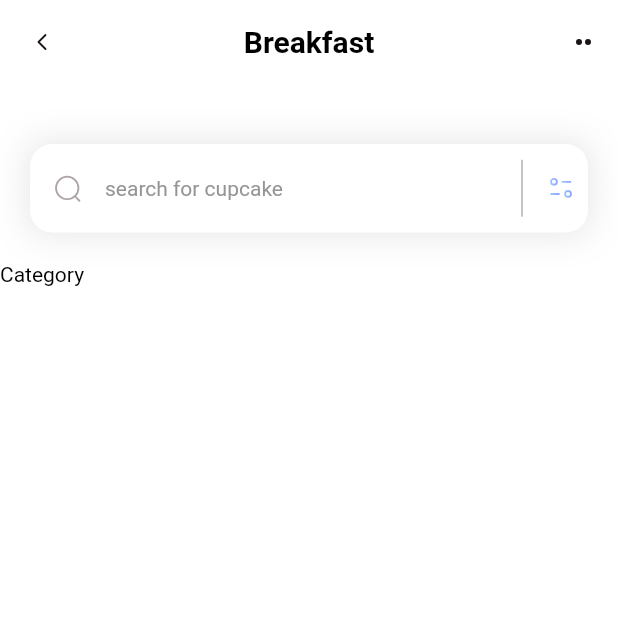
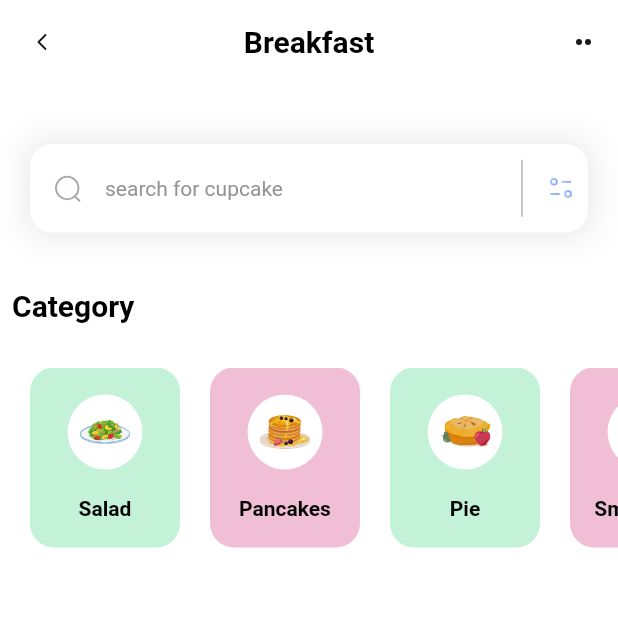
Before and after one commit to Faseem7/flutter_application_3, a Flutter app: the screen it shows after launch, on a phone screen of 412 x 824 dp, the top half of it. Run offline on Flutter 3.47's test engine with Material 2 defaults, Android fonts, the phone set to English and light mode, and no system bars; our stand-ins replace flutter_svg.

Commit message:
added category items

```diff
--- a/lib/main.dart
+++ b/lib/main.dart
@@ -11,7 +11,7 @@ class MyApp extends StatelessWidget {
   // This widget is the root of your application.
   @override
   Widget build(BuildContext context) {
-    return const MaterialApp(
+    return  const MaterialApp(
       debugShowCheckedModeBanner: false,
       home: HomePage() );
   }
--- /dev/null
+++ b/lib/models/category.dart
@@ -0,0 +1,47 @@
+import 'package:flutter/material.dart';
+
+class CategoryModel {
+  String name;
+  String iconPath;
+  Color boxColor;
+
+  CategoryModel(
+      {required this.name, required this.iconPath, required this.boxColor}
+      );
+
+  static List<CategoryModel> getCategories() {
+    List<CategoryModel> categories = [];
+
+    categories.add(
+      CategoryModel(
+        name: 'Salad',
+        iconPath: 'assets/icons/plate.svg',
+        boxColor: const Color.fromARGB(255, 58, 211, 127),
+      ),
+    );
+
+    categories.add(
+      CategoryModel(
+        name: 'Pancakes',
+        iconPath: 'assets/icons/pancakes.svg',
+        boxColor: const Color.fromARGB(255, 206, 43, 119),
+      ),
+    );
+    categories.add(
+      CategoryModel(
+        name: 'Pie',
+        iconPath: 'assets/icons/pie.svg',
+        boxColor: const Color.fromARGB(255, 58, 211, 127),
+      ),
+    );
+    categories.add(
+      CategoryModel(
+        name: 'Smoothies',
+        iconPath: 'assets/icons/orange-snacks.svg',
+        boxColor: const Color.fromARGB(255, 206, 43, 119),
+      ),
+    );
+
+    return categories;
+  }
+}
--- a/lib/pages/home.dart
+++ b/lib/pages/home.dart
@@ -1,11 +1,24 @@
 import 'package:flutter/material.dart';
+import 'package:flutter_application_3/models/category.dart';
 import 'package:flutter_svg/flutter_svg.dart';
 
-class HomePage extends StatelessWidget {
+class HomePage extends StatefulWidget {
   const HomePage({super.key});
 
   @override
+  State<HomePage> createState() => _HomePageState();
+}
+
+class _HomePageState extends State<HomePage> {
+  List<CategoryModel> categories = [];
+
+  void _getCategories() {
+    categories = CategoryModel.getCategories();
+  }
+
+  @override
   Widget build(BuildContext context) {
+    _getCategories();
     return Scaffold(
       backgroundColor: Colors.white,
       appBar: appBar(),
@@ -13,23 +26,80 @@ class HomePage extends StatelessWidget {
         crossAxisAlignment: CrossAxisAlignment.start,
         children: [
           _searchField(),
-          SizedBox(height: 20,),
-          Column(
+          const SizedBox(
+            height: 37,
+          ),
+          const Padding(
+            padding: EdgeInsets.only(left: 8.0),
+            child: Column(
               children: [
-              Text('Category',
+                Text(
+                  'Category',
                   style: TextStyle(
                       color: Colors.black,
+                      fontWeight: FontWeight.w600,
+                      fontSize: 20),
+                )
+              ],
+            ),
+          ),
+          const SizedBox(
+            height: 30,
+          ),
+          category_items()
+        ],
+      ),
+    );
+  }
+
+  SizedBox category_items() {
+    return SizedBox(
+          height: 120,
+          child: ListView.separated(
+            itemCount: categories.length,
+            scrollDirection: Axis.horizontal,
+            padding: EdgeInsets.only(left: 20, right: 20),
+            itemBuilder: (BuildContext context, int index) {
+              return Container(
+                width: 100,
+                decoration: BoxDecoration(
+                    color: categories[index].boxColor.withOpacity(0.3),
+                    borderRadius: BorderRadius.circular(16)),
+                child: Column(
+                  mainAxisAlignment: MainAxisAlignment.spaceEvenly,
+                  children: [
+                    Container(
+                      width: 50,
+                      height: 50,
+                      decoration: BoxDecoration(
+                          color: Colors.white, shape: BoxShape.circle),
+                      child: Padding(
+                        padding: const EdgeInsets.all(8.0),
+                        child: SvgPicture.asset(categories[index].iconPath),
+                      ),
+                    ),
+
+                    Text(categories[index].name,
+                    style: TextStyle(
+                      fontWeight: FontWeight.bold,
+                      fontSize: 14,
+                      color: Colors.black
                     ),)
                   ],
-          )
-        ],
+                ),
+              );
+            },
+            separatorBuilder: (BuildContext context, int index) =>
+                const SizedBox(
+              width: 20,
+            ),
           ),
         );
   }
 
   Container _searchField() {
     return Container(
-          margin: EdgeInsets.only(left: 20, right: 20, top: 40),
+      margin: const EdgeInsets.only(left: 20, right: 20, top: 40),
       decoration: BoxDecoration(
         boxShadow: [
           BoxShadow(
@@ -44,13 +114,13 @@ class HomePage extends StatelessWidget {
               padding: const EdgeInsets.all(15.0),
               child: SvgPicture.asset('assets/icons/Search.svg'),
             ),
-                suffixIcon: Container(
+            suffixIcon: SizedBox(
               width: 100,
               child: IntrinsicHeight(
                 child: Row(
                   mainAxisAlignment: MainAxisAlignment.end,
                   children: [
-                        VerticalDivider(
+                    const VerticalDivider(
                       color: Colors.black,
                       thickness: 0.3,
                       indent: 5,
@@ -70,8 +140,8 @@ class HomePage extends StatelessWidget {
                 borderRadius: BorderRadius.circular(15),
                 borderSide: BorderSide.none),
             hintText: 'search for cupcake',
-                hintStyle: TextStyle(
-                  color: const Color.fromARGB(255, 150, 149, 149),
+            hintStyle: const TextStyle(
+              color: Color.fromARGB(255, 150, 149, 149),
               fontSize: 14,
             )),
       ),
@@ -97,11 +167,11 @@ class HomePage extends StatelessWidget {
             color: const Color.fromARGB(255, 255, 255, 255),
             borderRadius: BorderRadius.circular(10),
           ),
+          margin: const EdgeInsets.all(10),
+          alignment: Alignment.center,
           child: SvgPicture.asset(
             'assets/icons/Arrow - Left 2.svg',
           ),
-          margin: EdgeInsets.all(10),
-          alignment: Alignment.center,
         ),
       ),
       actions: [
@@ -112,14 +182,14 @@ class HomePage extends StatelessWidget {
               color: const Color.fromARGB(255, 255, 255, 255),
               borderRadius: BorderRadius.circular(10),
             ),
+            margin: const EdgeInsets.all(10),
+            alignment: Alignment.center,
             child: Padding(
               padding: const EdgeInsets.all(8.0),
               child: SvgPicture.asset(
                 'assets/icons/dots.svg',
               ),
             ),
-            margin: EdgeInsets.all(10),
-            alignment: Alignment.center,
           ),
         ),
       ],
```
Lines whose indentation alone changed are shown as unchanged.
